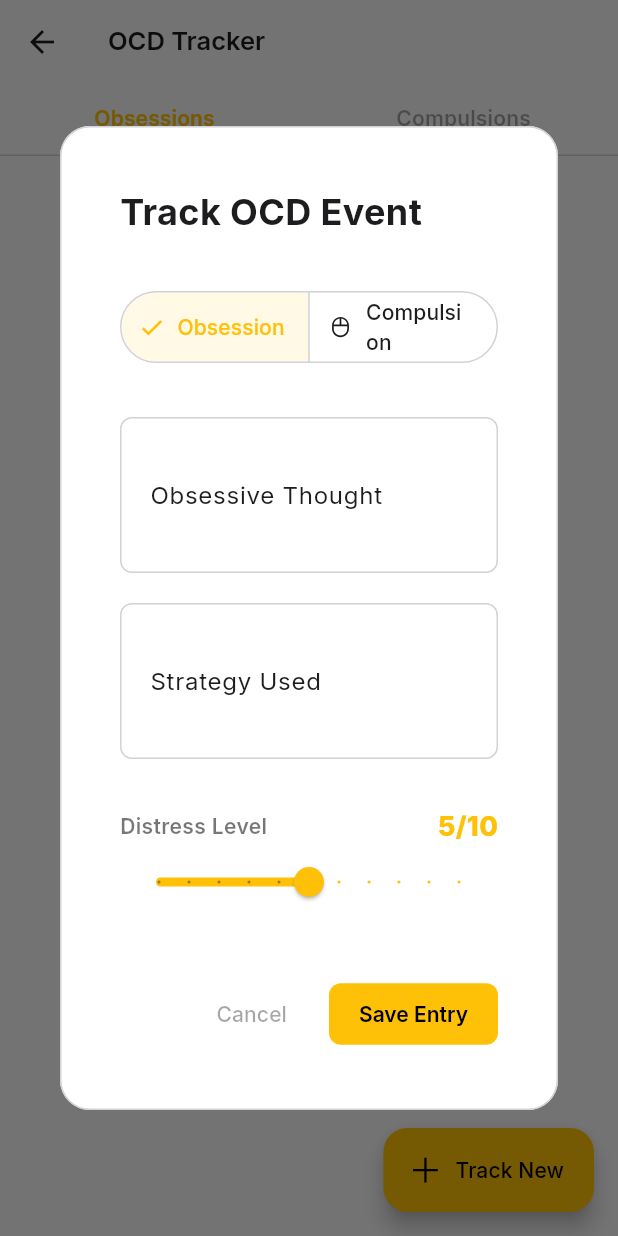
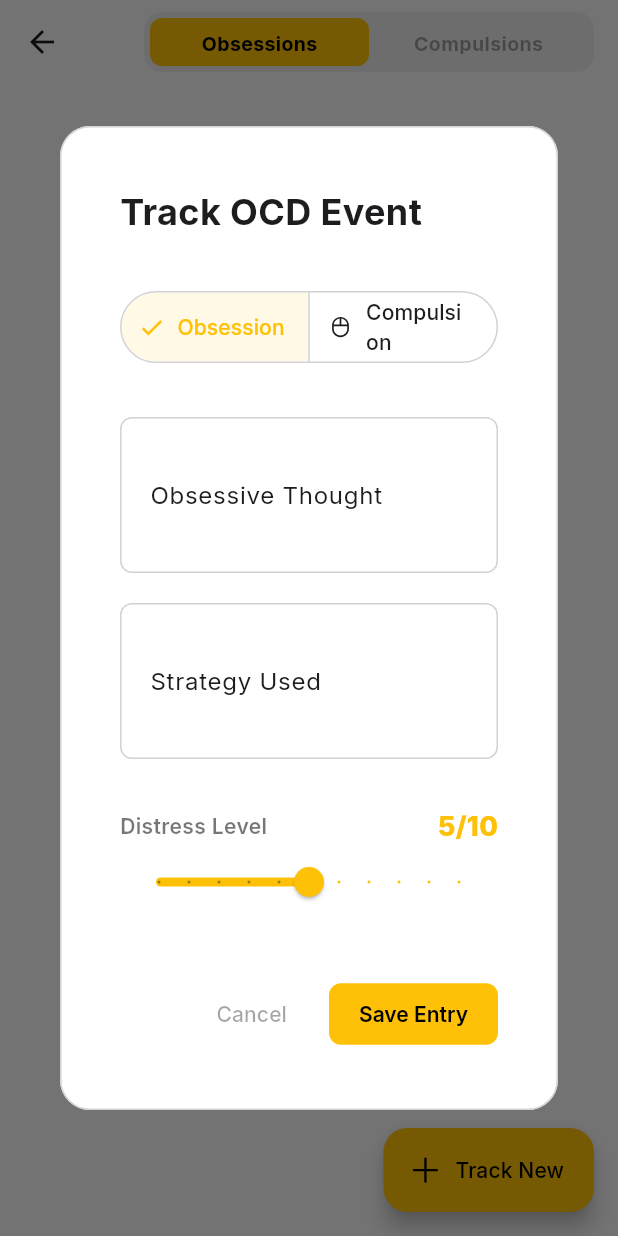
Before and after one commit to maskedsyntax/patterns, a Flutter app: the OcdTrackerScreen screen opened directly, after a tap on "Track New", on a phone screen of 412 x 824 dp. Run offline on Flutter 3.47's test engine with Material 3 defaults, Android fonts, the phone set to English and light mode, and no system bars; our stand-ins replace file_picker, flutter_riverpod, google_fonts, line_icons, sqflite_common_ffi; accounts and stored records are empty.

Commit message:
Refactor OCD tracker tabs to match theme selector and improve Export/Import logic for macOS

```diff
--- a/lib/screens/ocd_tracker_screen.dart
+++ b/lib/screens/ocd_tracker_screen.dart
@@ -13,14 +13,8 @@ class OcdTrackerScreen extends ConsumerStatefulWidget {
   ConsumerState<OcdTrackerScreen> createState() => _OcdTrackerScreenState();
 }
 
-class _OcdTrackerScreenState extends ConsumerState<OcdTrackerScreen> with SingleTickerProviderStateMixin {
-  late TabController _tabController;
-
-  @override
-  void initState() {
-    super.initState();
-    _tabController = TabController(length: 2, vsync: this);
-  }
+class _OcdTrackerScreenState extends ConsumerState<OcdTrackerScreen> {
+  OcdType _selectedType = OcdType.obsession;
 
   @override
   Widget build(BuildContext context) {
@@ -30,27 +24,38 @@ class _OcdTrackerScreenState extends ConsumerState<OcdTrackerScreen> with Single
     return Scaffold(
       appBar: AppBar(
         title: const Text('OCD Tracker'),
-        bottom: TabBar(
-          controller: _tabController,
-          dividerColor: theme.dividerColor,
-          indicatorColor: theme.colorScheme.primary,
-          indicatorWeight: 2,
-          labelColor: theme.colorScheme.primary,
-          unselectedLabelColor: theme.colorScheme.onSurface.withOpacity(0.4),
-          labelStyle: const TextStyle(fontWeight: FontWeight.w600, fontSize: 14),
-          tabs: const [
-            Tab(text: 'Obsessions'),
-            Tab(text: 'Compulsions'),
-          ],
-        ),
-      ),
-      body: TabBarView(
-        controller: _tabController,
-        children: [
-          _OcdListView(type: OcdType.obsession, entries: ocdAsync),
-          _OcdListView(type: OcdType.compulsion, entries: ocdAsync),
+        actions: [
+          Padding(
+            padding: const EdgeInsets.only(right: 16.0),
+            child: Container(
+              width: 300,
+              margin: const EdgeInsets.symmetric(vertical: 8),
+              decoration: BoxDecoration(
+                color: theme.brightness == Brightness.dark ? Colors.white.withOpacity(0.05) : Colors.black.withOpacity(0.05),
+                borderRadius: BorderRadius.circular(12),
+              ),
+              padding: const EdgeInsets.all(4),
+              child: Row(
+                children: [
+                  _TypeOption(
+                    label: 'Obsessions',
+                    isSelected: _selectedType == OcdType.obsession,
+                    onTap: () => setState(() => _selectedType = OcdType.obsession),
+                    theme: theme,
+                  ),
+                  _TypeOption(
+                    label: 'Compulsions',
+                    isSelected: _selectedType == OcdType.compulsion,
+                    onTap: () => setState(() => _selectedType = OcdType.compulsion),
+                    theme: theme,
+                  ),
+                ],
+              ),
+            ),
+          ),
         ],
       ),
+      body: _OcdListView(type: _selectedType, entries: ocdAsync),
       floatingActionButton: FloatingActionButton.extended(
         onPressed: () => _showAddDialog(context),
         label: const Text('Track New'),
@@ -62,7 +67,48 @@ class _OcdTrackerScreenState extends ConsumerState<OcdTrackerScreen> with Single
   void _showAddDialog(BuildContext context) {
     showDialog(
       context: context,
-      builder: (context) => OcdEntryDialog(initialType: OcdType.values[_tabController.index]),
+      builder: (context) => OcdEntryDialog(initialType: _selectedType),
+    );
+  }
+}
+
+class _TypeOption extends StatelessWidget {
+  final String label;
+  final bool isSelected;
+  final VoidCallback onTap;
+  final ThemeData theme;
+
+  const _TypeOption({
+    required this.label,
+    required this.isSelected,
+    required this.onTap,
+    required this.theme,
+  });
+
+  @override
+  Widget build(BuildContext context) {
+    return Expanded(
+      child: InkWell(
+        onTap: onTap,
+        borderRadius: BorderRadius.circular(8),
+        child: Container(
+          padding: const EdgeInsets.symmetric(vertical: 8),
+          decoration: BoxDecoration(
+            color: isSelected ? theme.colorScheme.primary : Colors.transparent,
+            borderRadius: BorderRadius.circular(8),
+          ),
+          child: Center(
+            child: Text(
+              label,
+              style: TextStyle(
+                fontSize: 13,
+                fontWeight: FontWeight.w700,
+                color: isSelected ? Colors.black : theme.colorScheme.onSurface.withOpacity(0.4),
+              ),
+            ),
+          ),
+        ),
+      ),
     );
   }
 }
--- a/lib/screens/settings_screen.dart
+++ b/lib/screens/settings_screen.dart
@@ -14,13 +14,26 @@ class SettingsScreen extends ConsumerWidget {
   Future<void> _exportData(BuildContext context) async {
     try {
       final jsonStr = await DbHelper.instance.exportAll();
+
+      // On macOS, it's often better to specify extensions and dialog title clearly
       final path = await FilePicker.platform.saveFile(
-        dialogTitle: 'Export Data',
+        dialogTitle: 'Save Patterns Export',
         fileName: 'patterns_export.json',
+        type: FileType.custom,
+        allowedExtensions: ['json'],
+        lockParentWindow: true,
       );
+
       if (path != null) {
-        final file = File(path);
+        // Ensure the path has .json extension if user removed it
+        String finalPath = path;
+        if (!finalPath.toLowerCase().endsWith('.json')) {
+          finalPath += '.json';
+        }
+
+        final file = File(finalPath);
         await file.writeAsString(jsonStr);
+
         if (context.mounted) {
           ScaffoldMessenger.of(context).showSnackBar(
             const SnackBar(content: Text('Data exported successfully'), behavior: SnackBarBehavior.floating),
@@ -28,6 +41,7 @@ class SettingsScreen extends ConsumerWidget {
         }
       }
     } catch (e) {
+      debugPrint('Export Error: $e');
       if (context.mounted) {
         ScaffoldMessenger.of(context).showSnackBar(
           SnackBar(content: Text('Export failed: $e'), behavior: SnackBarBehavior.floating),
@@ -58,8 +72,11 @@ class SettingsScreen extends ConsumerWidget {
     try {
       final result = await FilePicker.platform.pickFiles(
         dialogTitle: 'Select patterns_export.json',
-        type: FileType.any,
+        type: FileType.custom,
+        allowedExtensions: ['json'],
+        lockParentWindow: true,
       );
+
       if (result != null && result.files.single.path != null) {
         final file = File(result.files.single.path!);
         final jsonStr = await file.readAsString();
@@ -73,6 +90,7 @@ class SettingsScreen extends ConsumerWidget {
         }
       }
     } catch (e) {
+      debugPrint('Import Error: $e');
       if (context.mounted) {
         ScaffoldMessenger.of(context).showSnackBar(
           SnackBar(content: Text('Import failed: $e'), behavior: SnackBarBehavior.floating),
```
